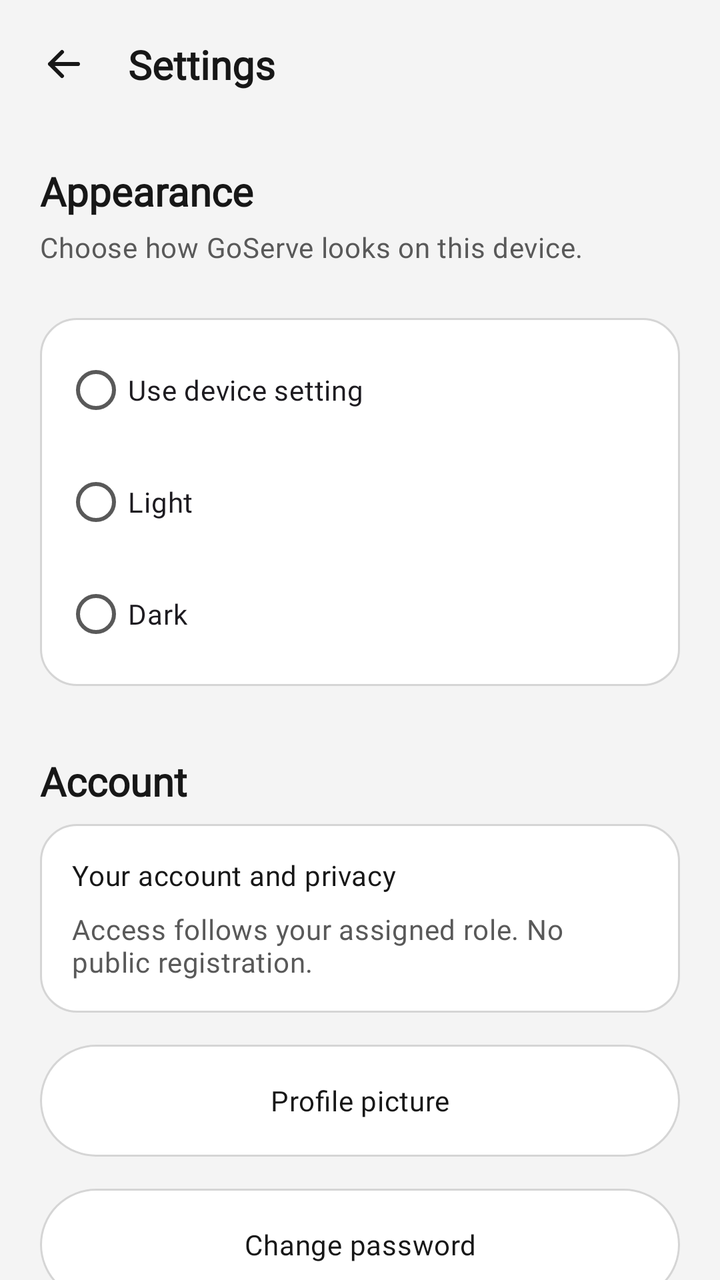
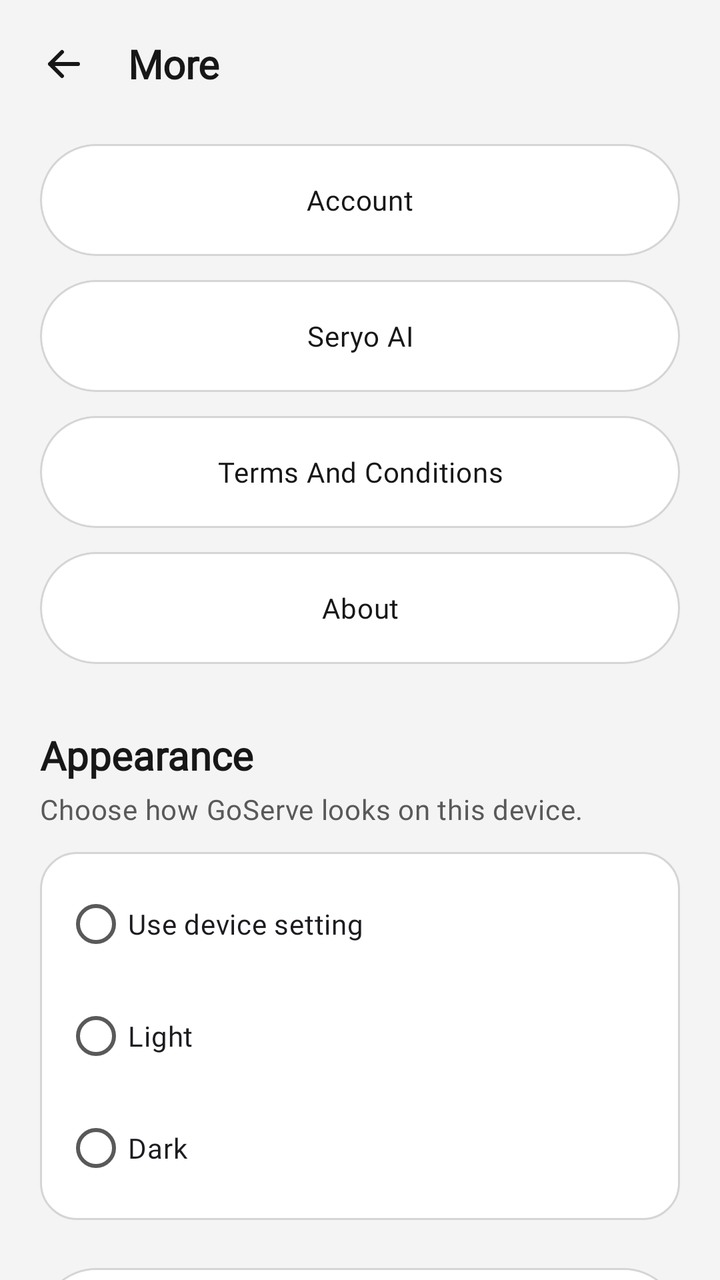

Screens rendered from an Android XML layout before and after an edit, with the pre-edit source and the edit as a unified diff.
<!-- AndroidManifest.xml: application theme Theme.GoServe -->
<!-- res/layout/fragment_more.xml -->
<?xml version="1.0" encoding="utf-8"?>
<androidx.constraintlayout.widget.ConstraintLayout xmlns:android="http://schemas.android.com/apk/res/android" xmlns:app="http://schemas.android.com/apk/res-auto" android:layout_width="match_parent" android:layout_height="match_parent" android:background="@color/gs_background">
    <androidx.constraintlayout.widget.ConstraintLayout android:id="@+id/toolbar" android:layout_width="0dp" android:layout_height="wrap_content" android:minHeight="@dimen/gs_toolbar_height" app:layout_constraintStart_toStartOf="parent" app:layout_constraintEnd_toEndOf="parent" app:layout_constraintTop_toTopOf="parent">
        <ImageButton android:id="@+id/backButton" style="@style/Widget.GoServe.IconButton" android:layout_width="48dp" android:layout_height="48dp" android:layout_marginStart="8dp" android:layout_marginTop="8dp" android:layout_marginBottom="8dp" android:src="@drawable/ic_back" android:contentDescription="@string/back" app:layout_constraintStart_toStartOf="parent" app:layout_constraintTop_toTopOf="parent" app:layout_constraintBottom_toBottomOf="parent" />
        <TextView android:layout_width="0dp" android:layout_height="wrap_content" android:layout_marginStart="8dp" android:layout_marginEnd="20dp" android:layout_marginTop="16dp" android:layout_marginBottom="16dp" android:text="@string/settings" android:textAppearance="@style/TextAppearance.GoServe.Heading.Toolbar" app:layout_constraintStart_toEndOf="@id/backButton" app:layout_constraintEnd_toEndOf="parent" app:layout_constraintTop_toTopOf="parent" app:layout_constraintBottom_toBottomOf="parent" />
    </androidx.constraintlayout.widget.ConstraintLayout>
    <androidx.core.widget.NestedScrollView android:layout_width="0dp" android:layout_height="0dp" android:fillViewport="true" android:clipToPadding="false" app:layout_constraintStart_toStartOf="parent" app:layout_constraintEnd_toEndOf="parent" app:layout_constraintTop_toBottomOf="@id/toolbar" app:layout_constraintBottom_toBottomOf="parent">
        <androidx.constraintlayout.widget.ConstraintLayout android:layout_width="match_parent" android:layout_height="wrap_content" android:paddingStart="@dimen/gs_content_margin" android:paddingEnd="@dimen/gs_content_margin" android:paddingTop="18dp" android:paddingBottom="24dp">
            <TextView android:id="@+id/appearanceTitle" android:layout_width="0dp" android:layout_height="wrap_content" android:text="@string/appearance" android:textAppearance="@style/TextAppearance.GoServe.Heading.Section" app:layout_constraintStart_toStartOf="parent" app:layout_constraintEnd_toEndOf="parent" app:layout_constraintTop_toTopOf="parent" />
            <TextView android:id="@+id/appearanceBody" android:layout_width="0dp" android:layout_height="wrap_content" android:layout_marginTop="5dp" android:text="@string/appearance_subtitle" android:textAppearance="@style/TextAppearance.GoServe.Body.Secondary" app:layout_constraintStart_toStartOf="parent" app:layout_constraintEnd_toEndOf="parent" app:layout_constraintTop_toBottomOf="@id/appearanceTitle" />
            <RadioGroup android:id="@+id/themeGroup" android:layout_width="0dp" android:layout_height="wrap_content" android:layout_marginTop="26dp" android:background="@drawable/bg_card" android:orientation="vertical" android:padding="12dp" app:layout_constraintStart_toStartOf="parent" app:layout_constraintEnd_toEndOf="parent" app:layout_constraintTop_toBottomOf="@id/appearanceBody">
                <RadioButton android:id="@+id/radioSystem" android:layout_width="match_parent" android:layout_height="wrap_content" android:minHeight="48dp" android:paddingTop="10dp" android:paddingBottom="10dp" android:paddingEnd="8dp" android:text="@string/theme_system" android:textAppearance="@style/TextAppearance.GoServe.Label" android:buttonTint="@color/gs_primary" />
                <RadioButton android:id="@+id/radioLight" android:layout_width="match_parent" android:layout_height="wrap_content" android:layout_marginTop="8dp" android:minHeight="48dp" android:paddingTop="10dp" android:paddingBottom="10dp" android:paddingEnd="8dp" android:text="@string/theme_light" android:textAppearance="@style/TextAppearance.GoServe.Label" android:buttonTint="@color/gs_primary" />
                <RadioButton android:id="@+id/radioDark" android:layout_width="match_parent" android:layout_height="wrap_content" android:layout_marginTop="8dp" android:minHeight="48dp" android:paddingTop="10dp" android:paddingBottom="10dp" android:paddingEnd="8dp" android:text="@string/theme_dark" android:textAppearance="@style/TextAppearance.GoServe.Label" android:buttonTint="@color/gs_primary" />
            </RadioGroup>
            <TextView android:id="@+id/accountTitle" android:layout_width="0dp" android:layout_height="wrap_content" android:layout_marginTop="34dp" android:text="@string/account" android:textAppearance="@style/TextAppearance.GoServe.Heading.Section" app:layout_constraintStart_toStartOf="parent" app:layout_constraintEnd_toEndOf="parent" app:layout_constraintTop_toBottomOf="@id/themeGroup" />
            <androidx.constraintlayout.widget.ConstraintLayout android:id="@+id/accountCard" android:layout_width="0dp" android:layout_height="wrap_content" android:layout_marginTop="8dp" android:background="@drawable/bg_card" android:padding="16dp" app:layout_constraintStart_toStartOf="parent" app:layout_constraintEnd_toEndOf="parent" app:layout_constraintTop_toBottomOf="@id/accountTitle">
                <TextView android:id="@+id/accountLabel" android:layout_width="0dp" android:layout_height="wrap_content" android:text="@string/account_privacy" android:textAppearance="@style/TextAppearance.GoServe.Label" app:layout_constraintStart_toStartOf="parent" app:layout_constraintEnd_toEndOf="parent" app:layout_constraintTop_toTopOf="parent" />
                <TextView android:id="@+id/accountText" android:layout_width="0dp" android:layout_height="wrap_content" android:layout_marginTop="8dp" android:text="@string/account_privacy_body" android:textAppearance="@style/TextAppearance.GoServe.Body.Secondary" app:layout_constraintStart_toStartOf="parent" app:layout_constraintEnd_toEndOf="parent" app:layout_constraintTop_toBottomOf="@id/accountLabel" app:layout_constraintBottom_toBottomOf="parent" />
            </androidx.constraintlayout.widget.ConstraintLayout>
            <com.google.android.material.button.MaterialButton android:id="@+id/profilePhotoButton" style="@style/Widget.GoServe.Button.Outlined" android:layout_width="0dp" android:layout_height="wrap_content" android:layout_marginTop="16dp" android:text="@string/profile_photo_title" app:layout_constraintStart_toStartOf="parent" app:layout_constraintEnd_toEndOf="parent" app:layout_constraintTop_toBottomOf="@id/accountCard" />
            <com.google.android.material.button.MaterialButton android:id="@+id/changePasswordButton" style="@style/Widget.GoServe.Button.Outlined" android:layout_width="0dp" android:layout_height="wrap_content" android:layout_marginTop="16dp" android:text="@string/password_change_title" app:layout_constraintStart_toStartOf="parent" app:layout_constraintEnd_toEndOf="parent" app:layout_constraintTop_toBottomOf="@id/profilePhotoButton" />
            <com.google.android.material.button.MaterialButton android:id="@+id/viewTermsButton" style="@style/Widget.GoServe.Button.Outlined" android:layout_width="0dp" android:layout_height="wrap_content" android:layout_marginTop="16dp" android:text="@string/account_terms_title" app:layout_constraintStart_toStartOf="parent" app:layout_constraintEnd_toEndOf="parent" app:layout_constraintTop_toBottomOf="@id/changePasswordButton" />
            <com.google.android.material.button.MaterialButton android:id="@+id/notificationSettingsButton" style="@style/Widget.GoServe.Button.Outlined" android:layout_width="0dp" android:layout_height="wrap_content" android:layout_marginTop="16dp" android:text="@string/workspace_notifications" app:layout_constraintStart_toStartOf="parent" app:layout_constraintEnd_toEndOf="parent" app:layout_constraintTop_toBottomOf="@id/viewTermsButton" />
            <com.google.android.material.button.MaterialButton android:id="@+id/seryoSettingsButton" style="@style/Widget.GoServe.Button.Outlined" android:layout_width="0dp" android:layout_height="wrap_content" android:layout_marginTop="16dp" android:text="@string/settings_seryo" app:layout_constraintStart_toStartOf="parent" app:layout_constraintEnd_toEndOf="parent" app:layout_constraintTop_toBottomOf="@id/notificationSettingsButton" />
            <com.google.android.material.button.MaterialButton android:id="@+id/seryoPrivacyButton" style="@style/Widget.GoServe.Button.Outlined" android:layout_width="0dp" android:layout_height="wrap_content" android:layout_marginTop="16dp" android:text="@string/settings_seryo_privacy" app:layout_constraintStart_toStartOf="parent" app:layout_constraintEnd_toEndOf="parent" app:layout_constraintTop_toBottomOf="@id/seryoSettingsButton" />
            <com.google.android.material.button.MaterialButton android:id="@+id/seryoHelpButton" style="@style/Widget.GoServe.Button.Outlined" android:layout_width="0dp" android:layout_height="wrap_content" android:layout_marginTop="16dp" android:text="@string/settings_seryo_help" app:layout_constraintStart_toStartOf="parent" app:layout_constraintEnd_toEndOf="parent" app:layout_constraintTop_toBottomOf="@id/seryoPrivacyButton" />
            <androidx.constraintlayout.widget.ConstraintLayout android:id="@+id/aboutCard" android:layout_width="0dp" android:layout_height="wrap_content" android:layout_marginTop="16dp" android:background="@drawable/bg_card" android:padding="16dp" app:layout_constraintStart_toStartOf="parent" app:layout_constraintEnd_toEndOf="parent" app:layout_constraintTop_toBottomOf="@id/seryoHelpButton">
                <TextView android:id="@+id/aboutLabel" android:layout_width="0dp" android:layout_height="wrap_content" android:text="@string/about_goserve" android:textAppearance="@style/TextAppearance.GoServe.Label" app:layout_constraintStart_toStartOf="parent" app:layout_constraintEnd_toEndOf="parent" app:layout_constraintTop_toTopOf="parent" />
                <TextView android:layout_width="0dp" android:layout_height="wrap_content" android:layout_marginTop="8dp" android:text="@string/about_version" android:textAppearance="@style/TextAppearance.GoServe.Body.Secondary" app:layout_constraintStart_toStartOf="parent" app:layout_constraintEnd_toEndOf="parent" app:layout_constraintTop_toBottomOf="@id/aboutLabel" app:layout_constraintBottom_toBottomOf="parent" />
            </androidx.constraintlayout.widget.ConstraintLayout>
            <com.google.android.material.button.MaterialButton android:id="@+id/signOutButton" style="@style/Widget.GoServe.Button.Outlined" android:layout_width="0dp" android:layout_height="wrap_content" android:layout_marginTop="24dp" android:text="@string/sign_out" app:layout_constraintStart_toStartOf="parent" app:layout_constraintEnd_toEndOf="parent" app:layout_constraintTop_toBottomOf="@id/aboutCard" app:layout_constraintBottom_toBottomOf="parent" app:layout_constraintVertical_bias="0" />
        </androidx.constraintlayout.widget.ConstraintLayout>
    </androidx.core.widget.NestedScrollView>
</androidx.constraintlayout.widget.ConstraintLayout>
<!-- resources referenced by this layout -->
<resources>
  <color name="gs_background">#F4F4F4</color>
  <color name="gs_primary">#171717</color>
  <dimen name="gs_content_margin">20dp</dimen>
  <dimen name="gs_toolbar_height">64dp</dimen>
  <!-- drawable bg_card (drawable) -->
  <?xml version="1.0" encoding="utf-8"?>
  <shape xmlns:android="http://schemas.android.com/apk/res/android">
      <solid android:color="@color/gs_surface" />
      <stroke android:width="1dp" android:color="@color/gs_border" />
      <corners android:radius="18dp" />
  </shape>
  <string name="about_goserve">About GoServe</string>
  <string name="about_version">TIP Manila demo · version 2.1</string>
  <string name="account">Account</string>
  <string name="account_privacy">Your account and privacy</string>
  <string name="account_privacy_body">Access follows your assigned role. No public registration.</string>
  <string name="account_terms_title">Terms and Conditions</string>
  <string name="appearance">Appearance</string>
  <string name="appearance_subtitle">Choose how GoServe looks on this device.</string>
  <string name="back">Back</string>
  <string name="password_change_title">Change password</string>
  <string name="profile_photo_title">Profile picture</string>
  <string name="settings">Settings</string>
  <string name="settings_seryo">Seryo settings</string>
  <string name="settings_seryo_help">Seryo help</string>
  <string name="settings_seryo_privacy">Seryo privacy and consent</string>
  <string name="sign_out">Sign out</string>
  <string name="theme_dark">Dark</string>
  <string name="theme_light">Light</string>
  <string name="theme_system">Use device setting</string>
  <string name="workspace_notifications">Notifications</string>
  <style name="TextAppearance.GoServe.Body.Secondary" parent="Base.TextAppearance.GoServe.Body.Secondary" />
  <style name="TextAppearance.GoServe.Heading.Section" parent="Base.TextAppearance.GoServe.Heading.Section" />
  <style name="TextAppearance.GoServe.Heading.Toolbar" parent="Base.TextAppearance.GoServe.Heading.Toolbar" />
  <style name="TextAppearance.GoServe.Label" parent="Base.TextAppearance.GoServe.Label" />
  <style name="Theme.GoServe" parent="Base.Theme.GoServe" />
  <color name="gs_surface">#FFFFFF</color>
  <color name="gs_border">#D5D5D5</color>
  <color name="gs_text">#171717</color>
  <style name="Base.TextAppearance.GoServe.Heading.Section" parent="TextAppearance.GoServe.Heading">
          <item name="android:textSize">20sp</item>
          <item name="lineHeight">28sp</item>
      </style>
  <style name="Base.TextAppearance.GoServe.Heading.Toolbar" parent="TextAppearance.GoServe.Heading">
          <item name="android:textSize">20sp</item>
          <item name="lineHeight">28sp</item>
      </style>
  <style name="Widget.GoServe.Button" parent="Widget.Material3.Button">
          <item name="android:textAppearance">@style/TextAppearance.GoServe.Label</item>
          <item name="android:textColor">@color/gs_on_primary</item>
          <item name="android:textAllCaps">false</item>
          <item name="android:minHeight">56dp</item>
          <item name="android:minWidth">48dp</item>
          <item name="android:paddingTop">16dp</item>
          <item name="android:paddingBottom">16dp</item>
          <item name="android:paddingStart">20dp</item>
          <item name="android:paddingEnd">20dp</item>
          <item name="backgroundTint">@color/gs_primary</item>
          <item name="cornerRadius">28dp</item>
          <item name="android:insetTop">0dp</item>
          <item name="android:insetBottom">0dp</item>
          <item name="android:stateListAnimator">@null</item>
      </style>
  <style name="TextAppearance.GoServe.Body" parent="Base.TextAppearance.GoServe.Body" />
  <color name="gs_secondary">#595959</color>
  <style name="TextAppearance.GoServe.Heading" parent="Base.TextAppearance.GoServe.Heading" />
  <color name="gs_on_primary">#FFFFFF</color>
  <color name="gs_muted">#EBEBEB</color>
  <color name="gs_error">#A42622</color>
  <!-- unchanged entries left out for length: 8 -->
</resources>

<!-- the commit's change to res/layout/fragment_more.xml (unified diff, before → after) -->
@@ -1,35 +1,23 @@
 <?xml version="1.0" encoding="utf-8"?>
-<androidx.constraintlayout.widget.ConstraintLayout xmlns:android="http://schemas.android.com/apk/res/android" xmlns:app="http://schemas.android.com/apk/res-auto" android:layout_width="match_parent" android:layout_height="match_parent" android:background="@color/gs_background">
-    <androidx.constraintlayout.widget.ConstraintLayout android:id="@+id/toolbar" android:layout_width="0dp" android:layout_height="wrap_content" android:minHeight="@dimen/gs_toolbar_height" app:layout_constraintStart_toStartOf="parent" app:layout_constraintEnd_toEndOf="parent" app:layout_constraintTop_toTopOf="parent">
-        <ImageButton android:id="@+id/backButton" style="@style/Widget.GoServe.IconButton" android:layout_width="48dp" android:layout_height="48dp" android:layout_marginStart="8dp" android:layout_marginTop="8dp" android:layout_marginBottom="8dp" android:src="@drawable/ic_back" android:contentDescription="@string/back" app:layout_constraintStart_toStartOf="parent" app:layout_constraintTop_toTopOf="parent" app:layout_constraintBottom_toBottomOf="parent" />
-        <TextView android:layout_width="0dp" android:layout_height="wrap_content" android:layout_marginStart="8dp" android:layout_marginEnd="20dp" android:layout_marginTop="16dp" android:layout_marginBottom="16dp" android:text="@string/settings" android:textAppearance="@style/TextAppearance.GoServe.Heading.Toolbar" app:layout_constraintStart_toEndOf="@id/backButton" app:layout_constraintEnd_toEndOf="parent" app:layout_constraintTop_toTopOf="parent" app:layout_constraintBottom_toBottomOf="parent" />
-    </androidx.constraintlayout.widget.ConstraintLayout>
-    <androidx.core.widget.NestedScrollView android:layout_width="0dp" android:layout_height="0dp" android:fillViewport="true" android:clipToPadding="false" app:layout_constraintStart_toStartOf="parent" app:layout_constraintEnd_toEndOf="parent" app:layout_constraintTop_toBottomOf="@id/toolbar" app:layout_constraintBottom_toBottomOf="parent">
-        <androidx.constraintlayout.widget.ConstraintLayout android:layout_width="match_parent" android:layout_height="wrap_content" android:paddingStart="@dimen/gs_content_margin" android:paddingEnd="@dimen/gs_content_margin" android:paddingTop="18dp" android:paddingBottom="24dp">
-            <TextView android:id="@+id/appearanceTitle" android:layout_width="0dp" android:layout_height="wrap_content" android:text="@string/appearance" android:textAppearance="@style/TextAppearance.GoServe.Heading.Section" app:layout_constraintStart_toStartOf="parent" app:layout_constraintEnd_toEndOf="parent" app:layout_constraintTop_toTopOf="parent" />
-            <TextView android:id="@+id/appearanceBody" android:layout_width="0dp" android:layout_height="wrap_content" android:layout_marginTop="5dp" android:text="@string/appearance_subtitle" android:textAppearance="@style/TextAppearance.GoServe.Body.Secondary" app:layout_constraintStart_toStartOf="parent" app:layout_constraintEnd_toEndOf="parent" app:layout_constraintTop_toBottomOf="@id/appearanceTitle" />
-            <RadioGroup android:id="@+id/themeGroup" android:layout_width="0dp" android:layout_height="wrap_content" android:layout_marginTop="26dp" android:background="@drawable/bg_card" android:orientation="vertical" android:padding="12dp" app:layout_constraintStart_toStartOf="parent" app:layout_constraintEnd_toEndOf="parent" app:layout_constraintTop_toBottomOf="@id/appearanceBody">
+<LinearLayout xmlns:android="http://schemas.android.com/apk/res/android" xmlns:app="http://schemas.android.com/apk/res-auto" android:layout_width="match_parent" android:layout_height="match_parent" android:background="@color/gs_background" android:orientation="vertical">
+    <LinearLayout android:id="@+id/toolbar" android:layout_width="match_parent" android:layout_height="wrap_content" android:minHeight="@dimen/gs_toolbar_height" android:orientation="horizontal" android:gravity="center_vertical" android:paddingStart="8dp" android:paddingEnd="20dp" android:paddingTop="8dp" android:paddingBottom="8dp">
+        <ImageButton android:id="@+id/backButton" style="@style/Widget.GoServe.IconButton" android:layout_width="48dp" android:layout_height="48dp" android:src="@drawable/ic_back" android:contentDescription="@string/back" />
+        <TextView android:layout_width="0dp" android:layout_height="wrap_content" android:layout_weight="1" android:layout_marginStart="8dp" android:text="@string/more" android:textAppearance="@style/TextAppearance.GoServe.Heading.Toolbar" android:accessibilityHeading="true" />
+    </LinearLayout>
+    <androidx.core.widget.NestedScrollView android:layout_width="match_parent" android:layout_height="0dp" android:layout_weight="1" android:clipToPadding="false">
+        <LinearLayout android:layout_width="match_parent" android:layout_height="wrap_content" android:orientation="vertical" android:paddingStart="@dimen/gs_content_margin" android:paddingEnd="@dimen/gs_content_margin" android:paddingTop="8dp" android:paddingBottom="24dp">
+            <com.google.android.material.button.MaterialButton android:id="@+id/accountButton" style="@style/Widget.GoServe.Button.Outlined" android:layout_width="match_parent" android:layout_height="wrap_content" android:text="@string/account" />
+            <com.google.android.material.button.MaterialButton android:id="@+id/seryoButton" style="@style/Widget.GoServe.Button.Outlined" android:layout_width="match_parent" android:layout_height="wrap_content" android:layout_marginTop="12dp" android:text="@string/settings_seryo_group" />
+            <com.google.android.material.button.MaterialButton android:id="@+id/viewTermsButton" style="@style/Widget.GoServe.Button.Outlined" android:layout_width="match_parent" android:layout_height="wrap_content" android:layout_marginTop="12dp" android:text="@string/account_terms_title" />
+            <com.google.android.material.button.MaterialButton android:id="@+id/aboutButton" style="@style/Widget.GoServe.Button.Outlined" android:layout_width="match_parent" android:layout_height="wrap_content" android:layout_marginTop="12dp" android:text="@string/settings_about" />
+            <TextView android:id="@+id/appearanceTitle" android:layout_width="match_parent" android:layout_height="wrap_content" android:layout_marginTop="32dp" android:text="@string/appearance" android:textAppearance="@style/TextAppearance.GoServe.Heading.Section" android:accessibilityHeading="true" />
+            <TextView android:layout_width="match_parent" android:layout_height="wrap_content" android:layout_marginTop="4dp" android:text="@string/appearance_subtitle" android:textAppearance="@style/TextAppearance.GoServe.Body.Secondary" />
+            <RadioGroup android:id="@+id/themeGroup" android:layout_width="match_parent" android:layout_height="wrap_content" android:layout_marginTop="12dp" android:background="@drawable/bg_card" android:orientation="vertical" android:padding="12dp">
                 <RadioButton android:id="@+id/radioSystem" android:layout_width="match_parent" android:layout_height="wrap_content" android:minHeight="48dp" android:paddingTop="10dp" android:paddingBottom="10dp" android:paddingEnd="8dp" android:text="@string/theme_system" android:textAppearance="@style/TextAppearance.GoServe.Label" android:buttonTint="@color/gs_primary" />
                 <RadioButton android:id="@+id/radioLight" android:layout_width="match_parent" android:layout_height="wrap_content" android:layout_marginTop="8dp" android:minHeight="48dp" android:paddingTop="10dp" android:paddingBottom="10dp" android:paddingEnd="8dp" android:text="@string/theme_light" android:textAppearance="@style/TextAppearance.GoServe.Label" android:buttonTint="@color/gs_primary" />
                 <RadioButton android:id="@+id/radioDark" android:layout_width="match_parent" android:layout_height="wrap_content" android:layout_marginTop="8dp" android:minHeight="48dp" android:paddingTop="10dp" android:paddingBottom="10dp" android:paddingEnd="8dp" android:text="@string/theme_dark" android:textAppearance="@style/TextAppearance.GoServe.Label" android:buttonTint="@color/gs_primary" />
             </RadioGroup>
-            <TextView android:id="@+id/accountTitle" android:layout_width="0dp" android:layout_height="wrap_content" android:layout_marginTop="34dp" android:text="@string/account" android:textAppearance="@style/TextAppearance.GoServe.Heading.Section" app:layout_constraintStart_toStartOf="parent" app:layout_constraintEnd_toEndOf="parent" app:layout_constraintTop_toBottomOf="@id/themeGroup" />
-            <androidx.constraintlayout.widget.ConstraintLayout android:id="@+id/accountCard" android:layout_width="0dp" android:layout_height="wrap_content" android:layout_marginTop="8dp" android:background="@drawable/bg_card" android:padding="16dp" app:layout_constraintStart_toStartOf="parent" app:layout_constraintEnd_toEndOf="parent" app:layout_constraintTop_toBottomOf="@id/accountTitle">
-                <TextView android:id="@+id/accountLabel" android:layout_width="0dp" android:layout_height="wrap_content" android:text="@string/account_privacy" android:textAppearance="@style/TextAppearance.GoServe.Label" app:layout_constraintStart_toStartOf="parent" app:layout_constraintEnd_toEndOf="parent" app:layout_constraintTop_toTopOf="parent" />
-                <TextView android:id="@+id/accountText" android:layout_width="0dp" android:layout_height="wrap_content" android:layout_marginTop="8dp" android:text="@string/account_privacy_body" android:textAppearance="@style/TextAppearance.GoServe.Body.Secondary" app:layout_constraintStart_toStartOf="parent" app:layout_constraintEnd_toEndOf="parent" app:layout_constraintTop_toBottomOf="@id/accountLabel" app:layout_constraintBottom_toBottomOf="parent" />
-            </androidx.constraintlayout.widget.ConstraintLayout>
-            <com.google.android.material.button.MaterialButton android:id="@+id/profilePhotoButton" style="@style/Widget.GoServe.Button.Outlined" android:layout_width="0dp" android:layout_height="wrap_content" android:layout_marginTop="16dp" android:text="@string/profile_photo_title" app:layout_constraintStart_toStartOf="parent" app:layout_constraintEnd_toEndOf="parent" app:layout_constraintTop_toBottomOf="@id/accountCard" />
-            <com.google.android.material.button.MaterialButton android:id="@+id/changePasswordButton" style="@style/Widget.GoServe.Button.Outlined" android:layout_width="0dp" android:layout_height="wrap_content" android:layout_marginTop="16dp" android:text="@string/password_change_title" app:layout_constraintStart_toStartOf="parent" app:layout_constraintEnd_toEndOf="parent" app:layout_constraintTop_toBottomOf="@id/profilePhotoButton" />
-            <com.google.android.material.button.MaterialButton android:id="@+id/viewTermsButton" style="@style/Widget.GoServe.Button.Outlined" android:layout_width="0dp" android:layout_height="wrap_content" android:layout_marginTop="16dp" android:text="@string/account_terms_title" app:layout_constraintStart_toStartOf="parent" app:layout_constraintEnd_toEndOf="parent" app:layout_constraintTop_toBottomOf="@id/changePasswordButton" />
-            <com.google.android.material.button.MaterialButton android:id="@+id/notificationSettingsButton" style="@style/Widget.GoServe.Button.Outlined" android:layout_width="0dp" android:layout_height="wrap_content" android:layout_marginTop="16dp" android:text="@string/workspace_notifications" app:layout_constraintStart_toStartOf="parent" app:layout_constraintEnd_toEndOf="parent" app:layout_constraintTop_toBottomOf="@id/viewTermsButton" />
-            <com.google.android.material.button.MaterialButton android:id="@+id/seryoSettingsButton" style="@style/Widget.GoServe.Button.Outlined" android:layout_width="0dp" android:layout_height="wrap_content" android:layout_marginTop="16dp" android:text="@string/settings_seryo" app:layout_constraintStart_toStartOf="parent" app:layout_constraintEnd_toEndOf="parent" app:layout_constraintTop_toBottomOf="@id/notificationSettingsButton" />
-            <com.google.android.material.button.MaterialButton android:id="@+id/seryoPrivacyButton" style="@style/Widget.GoServe.Button.Outlined" android:layout_width="0dp" android:layout_height="wrap_content" android:layout_marginTop="16dp" android:text="@string/settings_seryo_privacy" app:layout_constraintStart_toStartOf="parent" app:layout_constraintEnd_toEndOf="parent" app:layout_constraintTop_toBottomOf="@id/seryoSettingsButton" />
-            <com.google.android.material.button.MaterialButton android:id="@+id/seryoHelpButton" style="@style/Widget.GoServe.Button.Outlined" android:layout_width="0dp" android:layout_height="wrap_content" android:layout_marginTop="16dp" android:text="@string/settings_seryo_help" app:layout_constraintStart_toStartOf="parent" app:layout_constraintEnd_toEndOf="parent" app:layout_constraintTop_toBottomOf="@id/seryoPrivacyButton" />
-            <androidx.constraintlayout.widget.ConstraintLayout android:id="@+id/aboutCard" android:layout_width="0dp" android:layout_height="wrap_content" android:layout_marginTop="16dp" android:background="@drawable/bg_card" android:padding="16dp" app:layout_constraintStart_toStartOf="parent" app:layout_constraintEnd_toEndOf="parent" app:layout_constraintTop_toBottomOf="@id/seryoHelpButton">
-                <TextView android:id="@+id/aboutLabel" android:layout_width="0dp" android:layout_height="wrap_content" android:text="@string/about_goserve" android:textAppearance="@style/TextAppearance.GoServe.Label" app:layout_constraintStart_toStartOf="parent" app:layout_constraintEnd_toEndOf="parent" app:layout_constraintTop_toTopOf="parent" />
-                <TextView android:layout_width="0dp" android:layout_height="wrap_content" android:layout_marginTop="8dp" android:text="@string/about_version" android:textAppearance="@style/TextAppearance.GoServe.Body.Secondary" app:layout_constraintStart_toStartOf="parent" app:layout_constraintEnd_toEndOf="parent" app:layout_constraintTop_toBottomOf="@id/aboutLabel" app:layout_constraintBottom_toBottomOf="parent" />
-            </androidx.constraintlayout.widget.ConstraintLayout>
-            <com.google.android.material.button.MaterialButton android:id="@+id/signOutButton" style="@style/Widget.GoServe.Button.Outlined" android:layout_width="0dp" android:layout_height="wrap_content" android:layout_marginTop="24dp" android:text="@string/sign_out" app:layout_constraintStart_toStartOf="parent" app:layout_constraintEnd_toEndOf="parent" app:layout_constraintTop_toBottomOf="@id/aboutCard" app:layout_constraintBottom_toBottomOf="parent" app:layout_constraintVertical_bias="0" />
-        </androidx.constraintlayout.widget.ConstraintLayout>
+            <com.google.android.material.button.MaterialButton android:id="@+id/signOutButton" style="@style/Widget.GoServe.Button.Outlined" android:layout_width="match_parent" android:layout_height="wrap_content" android:layout_marginTop="24dp" android:text="@string/sign_out" />
+        </LinearLayout>
     </androidx.core.widget.NestedScrollView>
-</androidx.constraintlayout.widget.ConstraintLayout>
+</LinearLayout>
<!-- resource entries referenced after the edit -->
@@ -11,26 +11,18 @@
       <stroke android:width="1dp" android:color="@color/gs_border" />
       <corners android:radius="18dp" />
   </shape>
-  <string name="about_goserve">About GoServe</string>
-  <string name="about_version">TIP Manila demo · version 2.1</string>
   <string name="account">Account</string>
-  <string name="account_privacy">Your account and privacy</string>
-  <string name="account_privacy_body">Access follows your assigned role. No public registration.</string>
-  <string name="account_terms_title">Terms and Conditions</string>
+  <string name="account_terms_title">Terms And Conditions</string>
   <string name="appearance">Appearance</string>
   <string name="appearance_subtitle">Choose how GoServe looks on this device.</string>
   <string name="back">Back</string>
-  <string name="password_change_title">Change password</string>
-  <string name="profile_photo_title">Profile picture</string>
-  <string name="settings">Settings</string>
-  <string name="settings_seryo">Seryo settings</string>
-  <string name="settings_seryo_help">Seryo help</string>
-  <string name="settings_seryo_privacy">Seryo privacy and consent</string>
+  <string name="more">More</string>
+  <string name="settings_about">About</string>
+  <string name="settings_seryo_group">Seryo AI</string>
   <string name="sign_out">Sign out</string>
   <string name="theme_dark">Dark</string>
   <string name="theme_light">Light</string>
   <string name="theme_system">Use device setting</string>
-  <string name="workspace_notifications">Notifications</string>
   <style name="TextAppearance.GoServe.Body.Secondary" parent="Base.TextAppearance.GoServe.Body.Secondary" />
   <style name="TextAppearance.GoServe.Heading.Section" parent="Base.TextAppearance.GoServe.Heading.Section" />
   <style name="TextAppearance.GoServe.Heading.Toolbar" parent="Base.TextAppearance.GoServe.Heading.Toolbar" />
@@ -62,6 +54,8 @@
           <item name="android:insetTop">0dp</item>
           <item name="android:insetBottom">0dp</item>
           <item name="android:stateListAnimator">@null</item>
+          <item name="android:elevation">0dp</item>
+          <item name="android:translationZ">0dp</item>
       </style>
   <style name="TextAppearance.GoServe.Body" parent="Base.TextAppearance.GoServe.Body" />
   <color name="gs_secondary">#595959</color>
